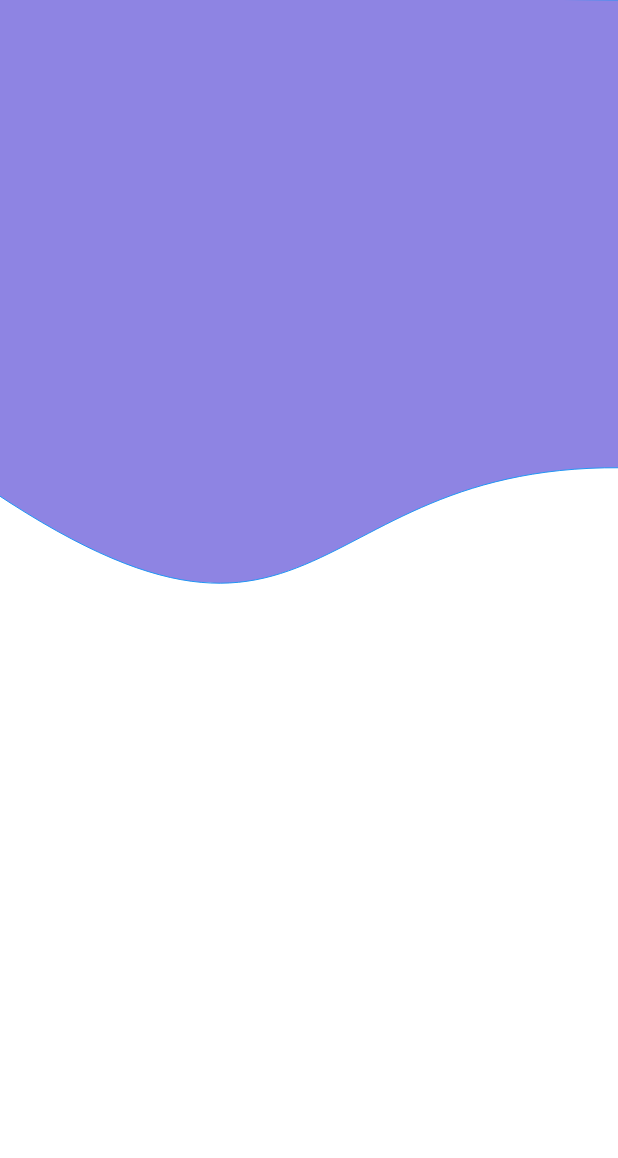
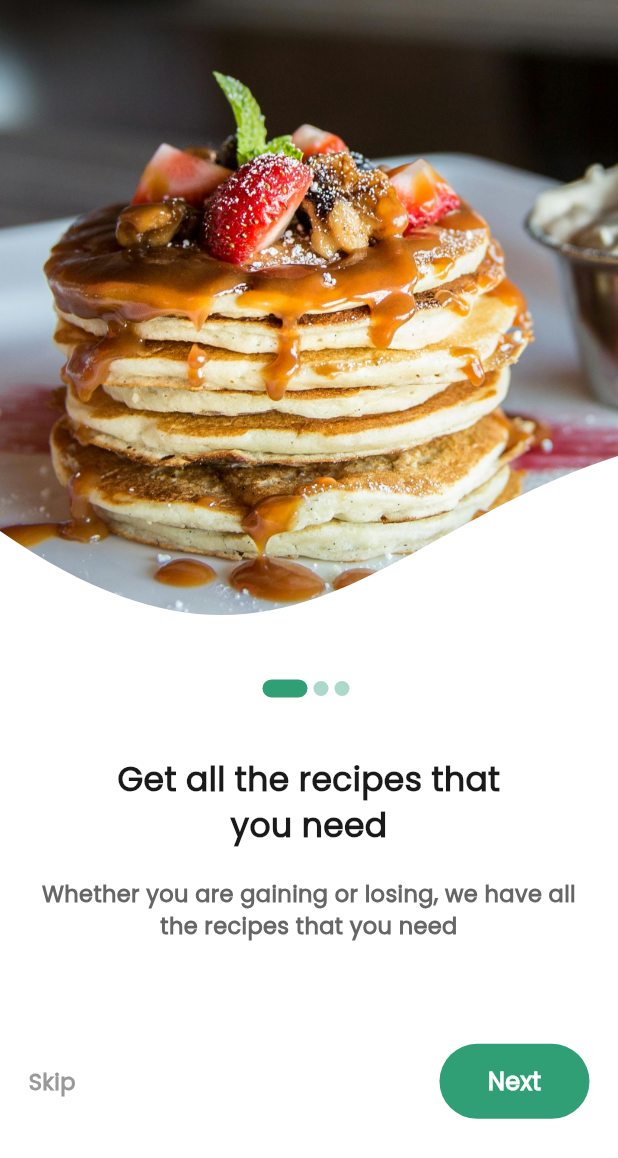
Before and after one commit to ebuka-c/flavour_hub, a Flutter app: the screen it shows after launch, on a phone screen of 412 x 824 dp. Shown: the top 1158 px of the screen. Run offline on Flutter 3.47's test engine with Material 3 defaults, Android fonts, the phone set to English and light mode, and no system bars; our stand-ins replace device_preview, flutter_native_splash, get, get_storage.

```diff
--- a/lib/screens/onboarding/onboarding.dart
+++ b/lib/screens/onboarding/onboarding.dart
@@ -1,6 +1,10 @@
+import 'package:flavor_hub/constants/custom_textstyles.dart';
+import 'package:flavor_hub/constants/images.dart';
+import 'package:flavor_hub/utilities/extensions.dart';
+import 'package:flavor_hub/widgets/app_button.dart';
 import 'package:flutter/material.dart';
-import 'package:flavor_hub/utilities/extensions.dart';
-import 'dart:ui' as ui;
+import '../../constants/colors.dart';
+import '../../widgets/custom_clipper.dart';
 
 class OnboardingScreen extends StatelessWidget {
   const OnboardingScreen({super.key});
@@ -8,6 +12,9 @@ class OnboardingScreen extends StatelessWidget {
   @override
   Widget build(BuildContext context) {
     double h = MediaQuery.of(context).size.height;
+    double w = MediaQuery.of(context).size.width;
+
+    int pageIndex = 0;
 
     return Scaffold(
       body: Stack(
@@ -16,125 +23,129 @@ class OnboardingScreen extends StatelessWidget {
           Container(
             width: double.infinity,
             height: double.infinity,
+            padding: EdgeInsets.symmetric(horizontal: 18.0.w),
             color: Colors.white,
+            child: Column(
+              crossAxisAlignment: CrossAxisAlignment.center,
+              children: [
+                const Spacer(),
+                Row(
+                  mainAxisAlignment: MainAxisAlignment.center,
+                  children: [
+                    ...List.generate(
+                        3,
+                        (index) => Padding(
+                              padding: const EdgeInsets.only(right: 4),
+                              child: DotIndicator(
+                                isActive: index == pageIndex,
+                              ),
+                            )),
+                  ],
+                ),
+                SizedBox(height: 40.0.h),
+                SizedBox(
+                  width: 300,
+                  child: Text(
+                    'Get all the recipes that you need',
+                    textAlign: TextAlign.center,
+                    style: titleMedium.copyWith(fontWeight: FontWeight.bold),
+                  ),
+                ),
+                SizedBox(height: 20.0.h),
+                Text(
+                  'Whether you are gaining or losing, we have all the recipes that you need',
+                  textAlign: TextAlign.center,
+                  style: bodyLarge.copyWith(
+                      fontWeight: FontWeight.bold, color: AppColors.lightText),
+                ),
+                SizedBox(
+                  height: 70.0.h,
+                ),
+                Row(
+                  mainAxisAlignment: MainAxisAlignment.spaceBetween,
+                  children: [
+                    Text(
+                      'Skip',
+                      style: bodyLarge.copyWith(
+                          fontWeight: FontWeight.bold,
+                          color: AppColors.lightText2),
+                    ),
+                    AppButton(
+                      onTap: () {},
+                      width: 100,
+                      radius: 30,
+                      height: 50,
+                      text: 'Next',
+                    )
+                  ],
+                ),
+                SizedBox(
+                  height: 80.0.h,
+                )
+              ],
+            ),
           ),
-          CustomPaint(
-            size: Size(double.maxFinite, h / 2),
-            painter: RPSCustomPainter(),
-            // child: Container(
-            //   width: double.infinity,
-            //   height: h / 2,
-            //   color: Colors.amber,
-            // ),
-          )
+          ClipPath(
+            clipper: RPSCustomClipper(),
+            child: Container(
+              width: w,
+              height: h / 1.87,
+              decoration: BoxDecoration(
+                  image: DecorationImage(
+                      image: AssetImage(AppImages.ob1), fit: BoxFit.cover)),
+            ),
+          ),
         ],
       ),
     );
   }
 }
 
-class RPSCustomPainter extends CustomPainter {
+class RPSCustomClipper extends CustomClipper<Path> {
   @override
-  void paint(Canvas canvas, Size size) {
-    // Layer 1
-
-    Paint paint_fill_0 = Paint()
-      ..color = const Color.fromARGB(255, 142, 132, 227)
-      ..style = PaintingStyle.fill
-      ..strokeWidth = size.width * 0.00
-      ..strokeCap = StrokeCap.butt
-      ..strokeJoin = StrokeJoin.miter;
-
-    Path path_0 = Path();
-    path_0.moveTo(size.width * -0.0243333, size.height * -0.0091706);
-    path_0.lineTo(size.width * 1.0025641, 0);
-    path_0.quadraticBezierTo(size.width * 1.1159487, size.height * 0.5403555,
-        size.width * 1.1175128, size.height * 0.7638389);
-    path_0.cubicTo(
-        size.width * 0.4669744,
-        size.height * 0.6919668,
-        size.width * 0.5650769,
-        size.height * 1.2079858,
-        size.width * -0.0681795,
-        size.height * 0.7562559);
-
-    canvas.drawPath(path_0, paint_fill_0);
-
-    // Layer 1
-
-    Paint paint_stroke_0 = Paint()
-      ..color = const Color.fromARGB(255, 33, 150, 243)
-      ..style = PaintingStyle.stroke
-      ..strokeWidth = size.width * 0.00
-      ..strokeCap = StrokeCap.butt
-      ..strokeJoin = StrokeJoin.miter;
-
-    canvas.drawPath(path_0, paint_stroke_0);
+  Path getClip(Size size) {
+    Path path = Path();
+    path.moveTo(size.width * -0.0243333, size.height * -0.0091706);
+    path.lineTo(size.width * 1.0025641, 0);
+    path.quadraticBezierTo(
+      size.width * 1.0747949,
+      size.height * 0.5345261,
+      size.width * 1.4076154,
+      size.height * 0.6585545,
+    );
+    path.cubicTo(
+      size.width * 0.6642564,
+      size.height * 0.5719668,
+      size.width * 0.5820513,
+      size.height * 1.2325355,
+      size.width * -0.0681795,
+      size.height * 0.7562559,
+    );
+    path.close();
+    return path;
   }
 
   @override
-  bool shouldRepaint(covariant CustomPainter oldDelegate) {
+  bool shouldReclip(CustomClipper<Path> oldClipper) {
     return true;
   }
 }
 
+class DotIndicator extends StatelessWidget {
+  const DotIndicator({super.key, this.isActive = false});
 
-/**
- * child: CustomPaint(
-  size: Size(WIDTH,(WIDTH*1.082051282051282).toDouble()), //You can Replace [WIDTH] with your desired width for Custom Paint and height will be calculated automatically
-  painter: RPSCustomPainter(),
-),
- */
-
-/**
- * class RPSCustomPainter extends CustomPainter{
+  final bool isActive;
 
   @override
-  void paint(Canvas canvas, Size size) {
-
-
-
-  // Layer 1
-
-  Paint paint_fill_0 = Paint()
-      ..color = const Color.fromARGB(255, 142, 132, 227)
-      ..style = PaintingStyle.fill
-      ..strokeWidth = size.width*0.00
-      ..strokeCap = StrokeCap.butt
-      ..strokeJoin = StrokeJoin.miter;
-
-
-    Path path_0 = Path();
-    path_0.moveTo(size.width*-0.0243333,size.height*-0.0091706);
-    path_0.lineTo(size.width*1.0025641,0);
-    path_0.quadraticBezierTo(size.width*1.0109487,size.height*0.5482701,size.width*1.0125128,size.height*0.7717536);
-    path_0.cubicTo(size.width*0.6434103,size.height*0.7113507,size.width*0.6522821,size.height*0.8580569,size.width*0.3477436,size.height*0.8831754);
-    path_0.quadraticBezierTo(size.width*0.0979744,size.height*0.8386019,size.width*-0.0288462,size.height*0.7264218);
-
-    canvas.drawPath(path_0, paint_fill_0);
-
-
-  // Layer 1
-
-  Paint paint_stroke_0 = Paint()
-      ..color = const Color.fromARGB(255, 33, 150, 243)
-      ..style = PaintingStyle.stroke
-      ..strokeWidth = size.width*0.00
-      ..strokeCap = StrokeCap.butt
-      ..strokeJoin = StrokeJoin.miter;
-
-
-
-    canvas.drawPath(path_0, paint_stroke_0);
-
-
+  Widget build(BuildContext context) {
+    return AnimatedContainer(
+        duration: const Duration(milliseconds: 400),
+        height: isActive ? 12 : 10,
+        width: isActive ? 30 : 10,
+        decoration: BoxDecoration(
+            color: isActive
+                ? AppColors.appPrimary
+                : AppColors.appPrimary.withOpacity(0.4),
+            borderRadius: BorderRadius.circular(12)));
   }
-
-  @override
-  bool shouldRepaint(covariant CustomPainter oldDelegate) {
-    return true;
-  }
-
 }
-
- */
--- /dev/null
+++ b/lib/widgets/app_button.dart
@@ -0,0 +1,68 @@
+import 'package:flavor_hub/utilities/extensions.dart';
+import 'package:flutter/material.dart';
+
+import '../constants/colors.dart';
+import '../constants/custom_textstyles.dart';
+import 'button_loader.dart';
+
+class AppButton extends StatelessWidget {
+  const AppButton(
+      {super.key,
+      this.onTap,
+      this.text,
+      this.btnColor,
+      this.border,
+      this.textColor,
+      this.isLoading,
+      this.textStyle,
+      this.padding,
+      this.btnChild,
+      this.width,
+      this.radius,
+      this.height});
+  final Function()? onTap;
+  final String? text;
+  final Color? btnColor, textColor;
+  final bool? isLoading;
+  final Widget? btnChild;
+  final TextStyle? textStyle;
+  final BoxBorder? border;
+  final double? width, height, radius;
+  final EdgeInsetsGeometry? padding;
+
+  @override
+  Widget build(BuildContext context) {
+    return InkWell(
+      onTap: onTap,
+      child: Container(
+        width: width,
+        height: height ?? 57.0.h,
+        padding: padding,
+        decoration: BoxDecoration(
+          borderRadius: BorderRadius.circular(radius ?? 16),
+          border: border,
+          color: btnColor ?? AppColors.appPrimary,
+        ),
+        child: Center(
+          child: btnChild ??
+              ((isLoading ?? false)
+                  ? const AppLoadingIndicator()
+                  : Text(
+                      text ?? '',
+                      style: textStyle ??
+                          titleSmall.copyWith(
+                              color: textColor ?? AppColors.white,
+                              fontWeight: FontWeight.w700),
+                    )),
+        ),
+      ),
+    );
+  }
+}
+
+/**Text(
+            text,
+            style: titleSmall.copyWith(
+                color: textColor ?? AppColors.white,
+                fontWeight: FontWeight.w700),
+          ), */
--- a/pubspec.yaml
+++ b/pubspec.yaml
@@ -43,7 +43,7 @@ flutter:
 
   assets:
     - assets/png/
-  #   - images/a_dot_ham.jpeg
+    - assets/jpg/
 
   fonts:
     - family: Poppins
```
Also changed, not shown: lib/constants/images.dart (+7 -39 lines), lib/widgets/button_loader.dart (added, +23 -0 lines), lib/widgets/custom_clipper.dart (added, +31 -0 lines), assets/jpg/ob1.jpg (added), assets/jpg/ob2.jpeg (added), assets/jpg/ob3.jpg (added).
